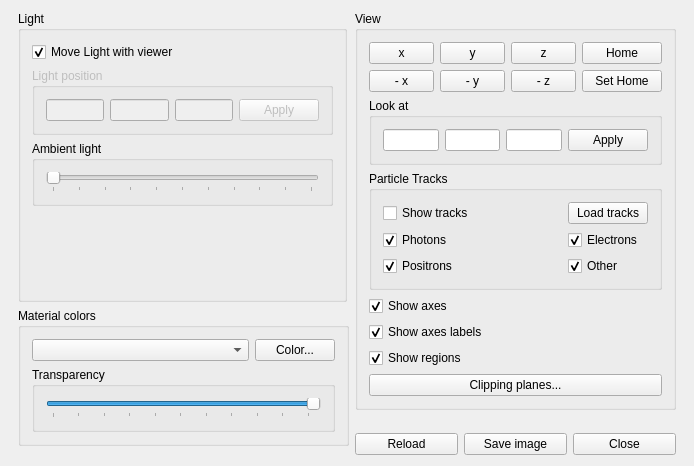
This is HEN_HOUSE/egs++/view/viewcontrol.ui in nrc-cnrc/EGSnrc as Qt 5 draws it before an edit. The edited form follows.
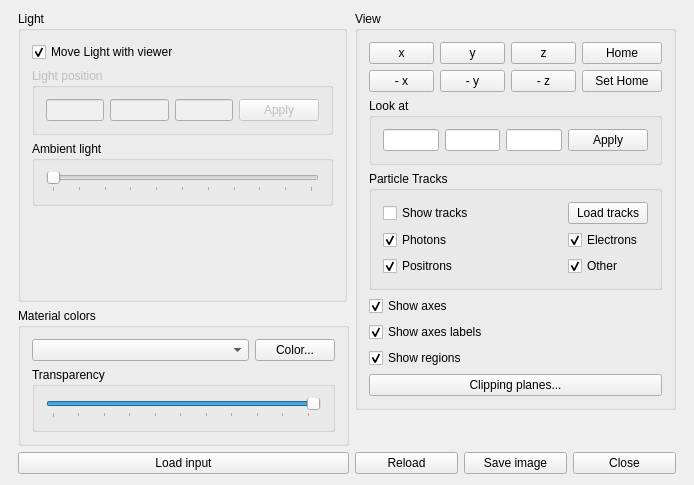
This is the edited form.

Commit message: Fix egs_view reload and add load button

What changed in the file:
```diff
--- a/HEN_HOUSE/egs++/view/viewcontrol.ui
+++ b/HEN_HOUSE/egs++/view/viewcontrol.ui
@@ -287,6 +287,17 @@
          </property>
         </spacer>
        </item>
+       <item>
+        <layout class="QHBoxLayout">
+         <item>
+          <widget class="QPushButton" name="loadButton">
+           <property name="text">
+            <string>Load input</string>
+           </property>
+          </widget>
+         </item>
+        </layout>
+       </item>
       </layout>
      </item>
      <item>
```
Left out of the diff: 18 changed lines with no effect on the pictures. The commit also changes 3 other files.
